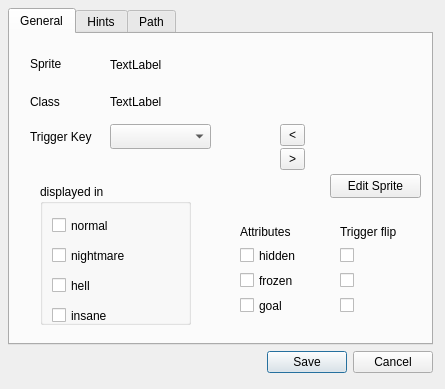
This is src/lgck-builder/DlgEntry.ui in cfrankb/lgck-src as Qt 5 draws it before an edit. The edited form follows.
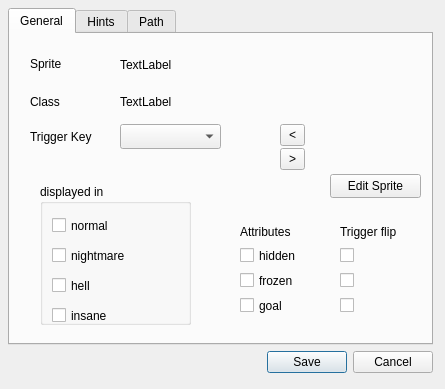
This is the edited form.

The edit to the form file:
```diff
--- a/src/lgck-builder/DlgEntry.ui
+++ b/src/lgck-builder/DlgEntry.ui
@@ -151,7 +151,7 @@
           <rect>
            <x>12</x>
            <y>60</y>
-           <width>82</width>
+           <width>111</width>
            <height>23</height>
           </rect>
          </property>
@@ -208,7 +208,7 @@
        <widget class="QComboBox" name="cbTriggerKey">
         <property name="geometry">
          <rect>
-          <x>100</x>
+          <x>110</x>
           <y>90</y>
           <width>101</width>
           <height>25</height>
@@ -233,7 +233,7 @@
          <rect>
           <x>20</x>
           <y>95</y>
-          <width>71</width>
+          <width>81</width>
           <height>16</height>
          </rect>
         </property>
@@ -288,7 +288,7 @@
          <rect>
           <x>230</x>
           <y>190</y>
-          <width>61</width>
+          <width>81</width>
           <height>16</height>
          </rect>
         </property>
@@ -312,9 +312,9 @@
        <widget class="QLabel" name="sClass">
         <property name="geometry">
          <rect>
-          <x>100</x>
+          <x>110</x>
           <y>60</y>
-          <width>201</width>
+          <width>191</width>
           <height>16</height>
          </rect>
         </property>
@@ -325,7 +325,7 @@
        <widget class="QLabel" name="sObject">
         <property name="geometry">
          <rect>
-          <x>100</x>
+          <x>110</x>
           <y>23</y>
           <width>201</width>
           <height>16</height>
```
